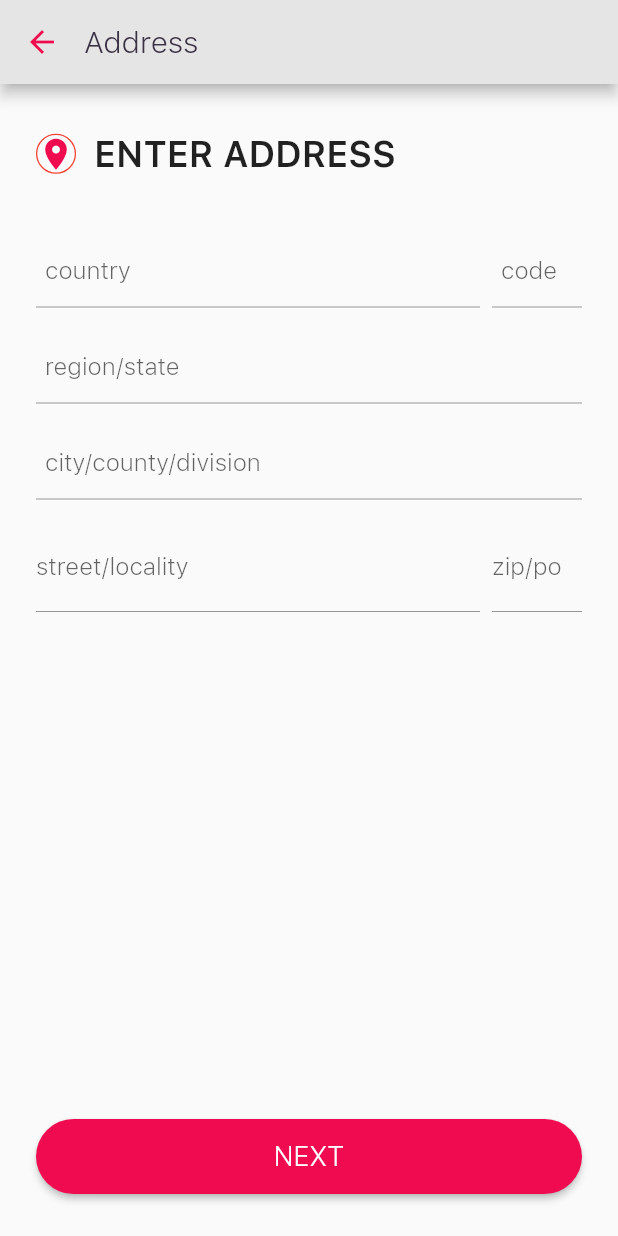
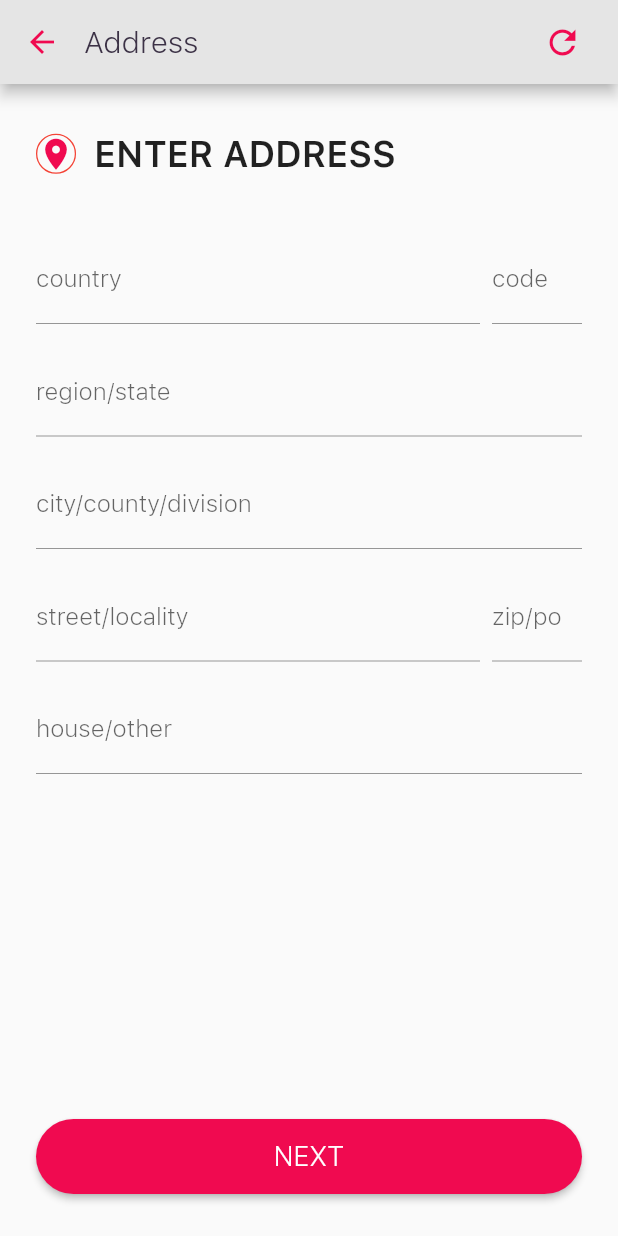
Before and after one commit to mostafizurrahman/plasma_bank, a Flutter app: the AddressWidget screen opened by its route, on a phone screen of 412 x 824 dp. Run offline on Flutter 3.47's test engine with Material 2 defaults, Android fonts, the phone set to English and light mode, and no system bars; our stand-ins replace camera, cloud_firestore, connectivity, csv, geolocator, rxdart and 2 more; missing offline and left inert: app_settings, flutter_statusbarcolor; accounts and stored records are empty; network calls fail; statements that could not run were skipped.

Commit message:
address updated with new field

```diff
--- a/plasma_bank/lib/app_utils/app_constants.dart
+++ b/plasma_bank/lib/app_utils/app_constants.dart
@@ -14,6 +14,8 @@ class AppRoutes {
   static const String pageRouteCamera = "/home/camera";
   static const String pageLocateTerms = '/home/locationTerms';
   static const String pageAddressData = '/home/address';
+  static const String pagePersonData = '/home/personal';
+
 }
 
 class AppConfig {
--- a/plasma_bank/lib/app_utils/widget_providers.dart
+++ b/plasma_bank/lib/app_utils/widget_providers.dart
@@ -239,9 +239,10 @@ class WidgetProvider{
     );
   }
 
-  static AppBar appBar(String _title){
+  static AppBar appBar(String _title, {List<Widget>actions}){
     assert(_title != null, 'TITLE IS NULL');
     return AppBar(
+      actions: actions != null ? actions : [],
       centerTitle: false,
       backgroundColor: AppStyle.greyBackground(),
       title: Text(
--- a/plasma_bank/lib/app_utils/widget_templates.dart
+++ b/plasma_bank/lib/app_utils/widget_templates.dart
@@ -70,7 +70,8 @@ class WidgetTemplate {
         pageBuilder: (BuildContext context, _, __) => _overlayWidget));
   }
 
-  static Widget getTextField(TextConfig _config, {
+  static Widget getTextField(
+    TextConfig _config, {
     final bool isDigit = false,
     final bool isEnabled = true,
     final bool isReadOnly = true,
@@ -85,7 +86,7 @@ class WidgetTemplate {
     final _inputFormatter = isDigit
         ? [WhitelistingTextInputFormatter.digitsOnly]
         : [
-            new WhitelistingTextInputFormatter(RegExp("[a-zA-Z. 0-9]#-_,?@:")),
+            WhitelistingTextInputFormatter(RegExp("[a-zA-Z0-9,.:@ ]")),
             new LengthLimitingTextInputFormatter(maxLen),
           ];
     return Padding(
@@ -99,32 +100,12 @@ class WidgetTemplate {
         readOnly: isReadOnly,
         showCursor: showCursor,
         maxLength: maxLen,
-        style: TextStyle(height: 0.60),
         obscureText: isPassword,
         inputFormatters: _inputFormatter,
         keyboardType: isDigit ? TextInputType.number : TextInputType.text,
+        autocorrect: false,
+        keyboardAppearance: Brightness.light,
         decoration: InputDecoration(
-
-          contentPadding: EdgeInsets.all(6),
-//            suffix: onIconTap != null ? ClipRRect(
-//              borderRadius: BorderRadius.all(Radius.circular(100)),
-//              child: Container(
-//                decoration: AppStyle.shadowDecoration,
-//                child: Material(
-//                  child: Ink(
-//                    child: InkWell(
-//                      onTap: onIconTap,
-//                      child: WidgetProvider.circledIcon(
-//                        Icon(
-//                          Icons.list,
-//                          color: AppStyle.theme(),
-//                        ),
-//                      ),
-//                    ),
-//                  ),
-//                ),
-//              ),
-//            ) : null,
             focusedBorder: UnderlineInputBorder(
               borderSide: BorderSide(color: AppStyle.theme(), width: 0.75),
             ),
--- a/plasma_bank/lib/network/models/abstract_person.dart
+++ b/plasma_bank/lib/network/models/abstract_person.dart
@@ -6,16 +6,18 @@ class Address{
 
   String country;
   String state;
+  String city;
   String street;
   String house;
   String postalCode;
 
-  Address({this.country, this.state, this.street, this.house, this.postalCode});
+  Address({this.country, this.state, this.city, this.street, this.house, this.postalCode});
 
   Address.fromMap(Map<String, dynamic> json){
     this.country = json['country'];
     this.street = json['street'];
     this.state = json['state'];
+    this.city = json['city'];
     this.postalCode = json['zip'];
     this.house = json['house'];
   }
@@ -26,6 +28,7 @@ class Address{
       'street' : this.street ?? "",
       'state' : this.state ?? "",
       'zip' : this.postalCode ?? "",
+      'city' : this.city ?? "",
       'house' : this.house ?? "",
     };
   }
--- a/plasma_bank/lib/widgets/address_widget.dart
+++ b/plasma_bank/lib/widgets/address_widget.dart
@@ -21,13 +21,15 @@ class AddressWidget extends BaseWidget {
 class _AddressState extends State<AddressWidget> {
   bool skipPopup = false;
 
-  final TextEditingController _zipController = TextEditingController();
+//  final TextEditingController _zipController = TextEditingController();
   final TextConfig _countryConfig = TextConfig('country');
 
   final TextConfig _countryCodeConfig = TextConfig('code');
   final TextConfig _regionConfig = TextConfig('region/state');
   final TextConfig _cityConfig = TextConfig('city/county/division');
   final TextConfig _streetConfig = TextConfig('street/locality');
+  final TextConfig _zipConfig = TextConfig('zip/po');
+  final TextConfig _houseConfig = TextConfig('house/other');
   ScrollController _scrollController;
   @override
   void initState() {
@@ -36,13 +38,17 @@ class _AddressState extends State<AddressWidget> {
       initialScrollOffset: 0.0,
       keepScrollOffset: true,
     );
+    _setLocation();
+  }
+
+  _setLocation() {
     final _city = locationProvider.gpsCity;
     this._countryConfig.controller.text = _city.fullName;
     this._countryCodeConfig.controller.text = _city.countryName;
     this._regionConfig.controller.text = _city.regionName;
     this._cityConfig.controller.text = _city.cityName;
     this._streetConfig.controller.text = _city.street + ", " + _city.subStreet;
-    this._zipController.text = _city.postalCode;
+    this._zipConfig.controller.text = _city.postalCode;
   }
 
   @override
@@ -57,20 +63,31 @@ class _AddressState extends State<AddressWidget> {
       child: Padding(
         padding: EdgeInsets.only(bottom: _padding),
         child: Scaffold(
-          appBar: WidgetProvider.appBar('Address'),
+          appBar: WidgetProvider.appBar('Address', actions: [
+            Padding(
+              padding: EdgeInsets.only(right: 24.0),
+              child: GestureDetector(
+                onTap: _setLocation,
+                child: Icon(
+                  Icons.refresh,
+                  color: AppStyle.theme(),
+                  size: 26.0,
+                ),
+              ),
+            ),
+          ]),
           body: Container(
             width: _width,
 //            color: Colors.red,
             child: Padding(
               padding: const EdgeInsets.only(left: 24, right: 24),
-              child:
-              Container(
-                height: 450,
+              child: Container(
+                height: 470,
                 child: SingleChildScrollView(
                   controller: _scrollController,
                   child: Container(
 //                    color: Colors.blueAccent,
-                    height: 550,
+                    height: 570,
                     width: _width - _padding,
                     child: Column(
                       crossAxisAlignment: CrossAxisAlignment.start,
@@ -105,6 +122,25 @@ class _AddressState extends State<AddressWidget> {
                         _getRegion(),
                         _getCity(),
                         _geStreet(),
+                        WidgetTemplate.getTextField(this._houseConfig,
+                            maxLen: 30,
+                            isReadOnly: false,
+                            showCursor: true, onTap: () {
+                          if(this._scrollController.offset == 0.0){
+                            Future.delayed(Duration(seconds: 1), () {
+                              _scrollController.animateTo(150.0,
+                                  duration: Duration(milliseconds: 500),
+                                  curve: Curves.ease);
+                            });
+                          }
+                        }, onEditingDone: () {
+                          Future.delayed(Duration(seconds: 1), () {
+                            FocusScope.of(context).requestFocus(FocusNode());
+                            _scrollController.animateTo(0.0,
+                                duration: Duration(milliseconds: 500),
+                                curve: Curves.ease);
+                          });
+                        }),
                       ],
                     ),
                   ),
@@ -113,7 +149,7 @@ class _AddressState extends State<AddressWidget> {
             ),
           ),
           floatingActionButtonLocation:
-          FloatingActionButtonLocation.centerFloat,
+              FloatingActionButtonLocation.centerFloat,
           floatingActionButton: WidgetProvider.button(
             _saveAddress,
             "NEXT",
@@ -124,49 +160,37 @@ class _AddressState extends State<AddressWidget> {
     );
   }
 
-  _saveAddress(){
-
-  }
+  _saveAddress() {}
 
   _onChangedStreet(String value) {}
 
-  _onChangedZip(String value){}
+  _onChangedZip(String value) {}
 
   Widget _geStreet() {
-//    _streetConfig
     return Row(
       children: [
         Expanded(
-          child: Padding(
-            padding: EdgeInsets.only(top: 8, bottom: 8),
-            child: new TextField(
-              autocorrect: false,
-              keyboardAppearance: Brightness.light,
-              controller: _streetConfig.controller,
-              focusNode: _streetConfig.focusNode,
-              onChanged: _onChangedStreet,
-              maxLength: 50,
-              onTap: (){
-                Future.delayed(Duration(seconds: 1), (){
+          child: WidgetTemplate.getTextField(
+            this._streetConfig,
+            isReadOnly: false,
+            showCursor: true,
+            maxLen: 50,
+            onTap: () {
+              if(this._scrollController.offset == 0.0){
+                Future.delayed(Duration(seconds: 1), () {
                   _scrollController.animateTo(150.0,
-                      duration: Duration(milliseconds: 500), curve: Curves.ease);
+                      duration: Duration(milliseconds: 500),
+                      curve: Curves.ease);
                 });
-              },
-              decoration: InputDecoration(
-                  focusedBorder: UnderlineInputBorder(
-                    borderSide:
-                        BorderSide(color: AppStyle.theme(), width: 0.75),
-                  ),
-                  enabledBorder: UnderlineInputBorder(
-                    borderSide:
-                        BorderSide(color: AppStyle.txtLine(), width: 0.75),
-                  ),
-                  labelText: _streetConfig.labelText.toLowerCase(),
-                  counterText: ""),
-              textInputAction: TextInputAction.done,
-              onEditingComplete: () =>
-                  FocusScope.of(context).requestFocus(FocusNode()),
-            ),
+              }
+            },
+            onEditingDone: () {
+              Future.delayed(Duration(seconds: 1), () {
+                FocusScope.of(context).requestFocus(FocusNode());
+                _scrollController.animateTo(0.0,
+                    duration: Duration(milliseconds: 500), curve: Curves.ease);
+              });
+            },
           ),
         ),
         SizedBox(
@@ -176,34 +200,26 @@ class _AddressState extends State<AddressWidget> {
         //locationProvider.gpsCity
         Container(
           width: 60,
-          child: new TextField(
-            controller: _zipController,
-            onChanged: _onChangedStreet,
-            autocorrect: false,
-            keyboardAppearance: Brightness.light,
-            maxLength: 6,
-            onTap: (){
-              Future.delayed(Duration(seconds: 1), (){
-                _scrollController.animateTo(150.0,
+          child: WidgetTemplate.getTextField(
+            this._zipConfig,
+            isReadOnly: false,
+            showCursor: true,
+            onTap: () {
+              if(this._scrollController.offset == 0.0){
+                Future.delayed(Duration(seconds: 1), () {
+                  _scrollController.animateTo(150.0,
+                      duration: Duration(milliseconds: 500),
+                      curve: Curves.ease);
+                });
+              }
+            },
+            onEditingDone: () {
+              Future.delayed(Duration(seconds: 1), () {
+                FocusScope.of(context).requestFocus(FocusNode());
+                _scrollController.animateTo(0.0,
                     duration: Duration(milliseconds: 500), curve: Curves.ease);
               });
             },
-            inputFormatters: [WhitelistingTextInputFormatter.digitsOnly],
-            keyboardType: TextInputType.number,
-            decoration: InputDecoration(
-                focusedBorder: UnderlineInputBorder(
-                  borderSide:
-                  BorderSide(color: AppStyle.theme(), width: 0.75),
-                ),
-                enabledBorder: UnderlineInputBorder(
-                  borderSide:
-                  BorderSide(color: AppStyle.txtLine(), width: 0.75),
-                ),
-                labelText: 'zip/po',
-                counterText: ""),
-            textInputAction: TextInputAction.done,
-            onEditingComplete: () =>
-                FocusScope.of(context).requestFocus(FocusNode()),
           ),
         ),
       ],
@@ -225,16 +241,13 @@ class _AddressState extends State<AddressWidget> {
           child: WidgetTemplate.getTextField(
             this._countryConfig,
             onTap: () {
-//              if (this._countryConfig.focusNode.hasFocus) {
               _openCountryList();
-//              }
             },
           ),
         ),
         SizedBox(
           width: AppStyle.PADDING_S,
         ),
-
         Container(
           width: 60,
           child: WidgetTemplate.getTextField(this._countryCodeConfig,
@@ -292,12 +305,17 @@ class _AddressState extends State<AddressWidget> {
   _onRegionSelected(final _data) {
     if (_data is Region) {
       this._regionConfig.controller.text = _data.regionName;
+      this._cityConfig.controller.text = '';
+      this._streetConfig.controller.text = '';
+      this._zipConfig.controller.text = '';
     }
   }
 
   _onCitySelected(final _data) {
     if (_data is City) {
       this._cityConfig.controller.text = _data.cityName;
+      this._streetConfig.controller.text = '';
+      this._zipConfig.controller.text = '';
     }
   }
 
@@ -306,6 +324,10 @@ class _AddressState extends State<AddressWidget> {
     if (_data is Country) {
       this._countryConfig.controller.text = _data.countryName;
       this._countryCodeConfig.controller.text = _data.countryCode.toUpperCase();
+      this._regionConfig.controller.text = '';
+      this._cityConfig.controller.text = '';
+      this._streetConfig.controller.text = '';
+      this._zipConfig.controller.text = '';
     }
   }
 
@@ -351,6 +373,13 @@ class _AddressState extends State<AddressWidget> {
     if (_state.contains('state of')) {
       _state = _state.toLowerCase().replaceAll('state of', '');
     }
+
+    if (_state.contains('state')) {
+      _state = _state.toLowerCase().replaceAll('state', '');
+    }
+    if (_state.contains('province')) {
+      _state = _state.toLowerCase().replaceAll('province', '');
+    }
     if (_state.contains('division')) {
       _state = _state.replaceAll('division', '');
     }
```
Also changed, not shown: plasma_bank/lib/network/firebase_repositories.dart (+4 -3 lines), plasma_bank/lib/network/models/blood_collector.dart (renamed from plasma_bank/lib/network/models/blood_hunter.dart, +4 -4 lines).
